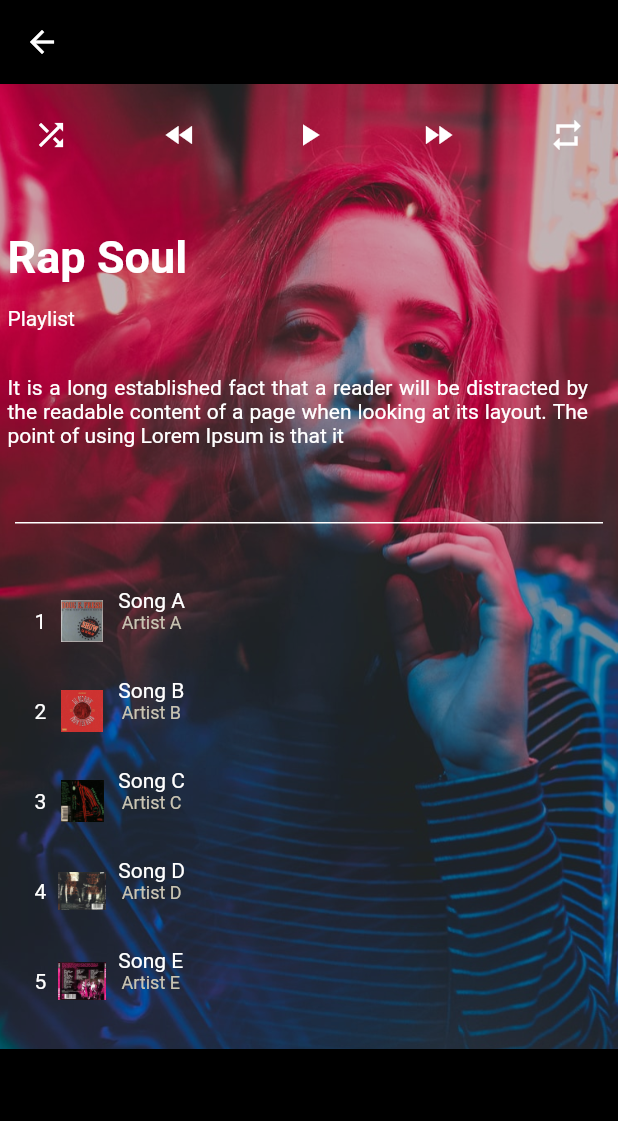
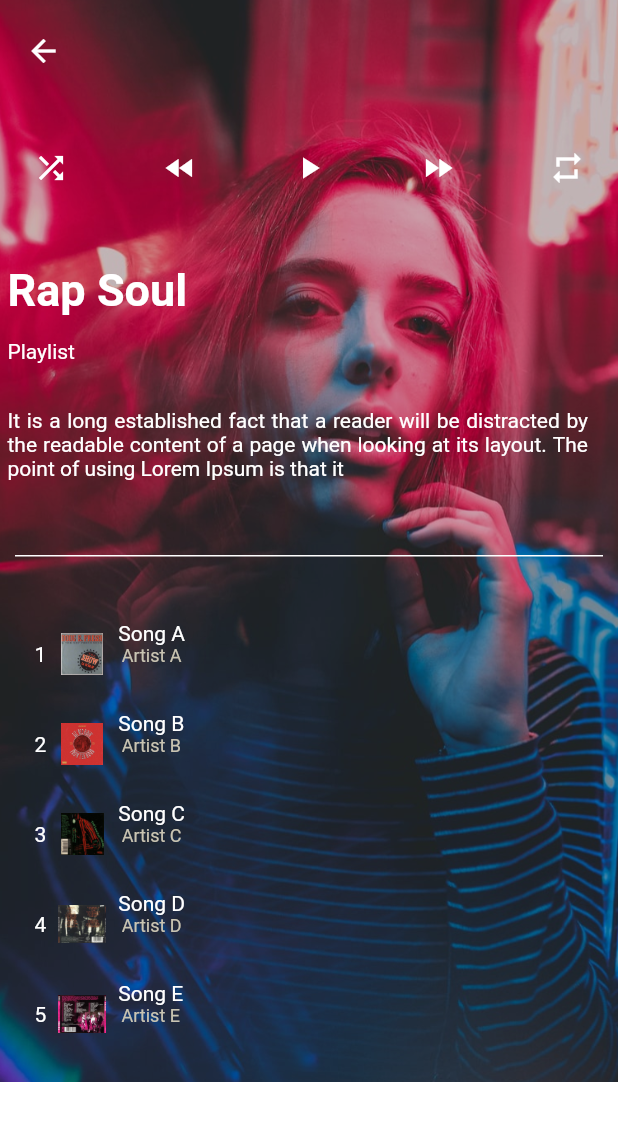
Before and after one commit to samarthasthan/MIC-Music-APP, a Flutter app: the SubTopics screen opened directly, after a tap on "Rap Gangz", on a phone screen of 412 x 824 dp. Shown: the top 1121 px of the screen. Run offline on Flutter 3.47's test engine with Material 2 defaults, Android fonts, the phone set to English and light mode, and no system bars.

Commit message:
My Commit

```diff
--- a/lib/models/ExploreChartsModel.dart
+++ b/lib/models/ExploreChartsModel.dart
@@ -21,3 +21,12 @@ final chart_assets = [
   'images/ch4.jpeg',
   'images/ch5.jpeg',
   ];
+
+final topic_genres = [
+  'Pop',
+  'Rap',
+  'Jazz',
+  'RnB',
+  'Dance',
+  'Ballad'
+  ];
--- a/lib/views/SubTopics.dart
+++ b/lib/views/SubTopics.dart
@@ -15,11 +15,19 @@ class SubTopics extends StatefulWidget {
 
 class _SubTopics extends State<SubTopics> {
 
+  int _selectedPageIndex = 0;
+
+  void _selectPage(int index) {
+    setState(() {
+      _selectedPageIndex = index;
+    });
+  }
+
   @override
   Widget build(BuildContext context) {
     return Scaffold(
       backgroundColor: Colors.black,
-      appBar: AppBar( backgroundColor: Colors.black,
+      appBar: AppBar( backgroundColor: const Color(0x0020242f),
         title: const Text('Sub Topic'),
       ),
       body:  Center(
@@ -48,6 +56,32 @@ class _SubTopics extends State<SubTopics> {
                 );
             }))
       ),
+      bottomNavigationBar: BottomNavigationBar(
+        type: BottomNavigationBarType.fixed, // Fixed
+        backgroundColor: const Color(0xFF0E0B1F),
+        selectedItemColor: const Color(0xFFCBFB5E),
+        unselectedItemColor: const Color(0xFF71737B),
+        onTap: _selectPage,
+        currentIndex: _selectedPageIndex,
+        items: const [
+          BottomNavigationBarItem(
+            icon: Icon(Icons.home_outlined),
+            label: 'Categories',
+          ),
+          BottomNavigationBarItem(
+            icon: Icon(Icons.place_outlined),
+            label: 'Explore',
+          ),
+          BottomNavigationBarItem(
+            icon: Icon(Icons.radio_outlined),
+            label: 'Radio',
+          ),
+          BottomNavigationBarItem(
+            icon: Icon(Icons.person_outline),
+            label: 'Account',
+          ),
+        ],
+      ),
     );
   }
 }
--- a/lib/views/TopicPlaylist.dart
+++ b/lib/views/TopicPlaylist.dart
@@ -14,18 +14,32 @@ class TopicPlaylist extends StatefulWidget {
 
 class _TopicPlaylist extends State<TopicPlaylist> {
 
+  _getRequests()async{
+
+  }
+
   @override
   Widget build(BuildContext context) {
     return Scaffold(
-      backgroundColor: Colors.black,
-      appBar: AppBar(elevation: 0.0, backgroundColor: Colors.transparent,),
+      backgroundColor: const Color(0x0020242f),
+      //appBar: AppBar(elevation: 0.0, backgroundColor: Colors.transparent,),
 
-      body: SingleChildScrollView(
-        child: DecoratedBox(decoration: const BoxDecoration(
+      body: SafeArea(
+        child: Stack(
+          children: [
+            //AppBar(elevation: 0.0, backgroundColor: Colors.transparent,),
+            SingleChildScrollView(
+              child: DecoratedBox(
+                decoration: const BoxDecoration(
                 image: DecorationImage(image: AssetImage('images/playlist_background.png'), fit: BoxFit.cover)
               ),
               child: Column( crossAxisAlignment: CrossAxisAlignment.start,
                 children: [
+                  Padding(
+              padding: const EdgeInsets.fromLTRB(5, 10, 0, 20),
+              child: IconButton(onPressed: ()=>
+                    Navigator.pop(context), icon: const Icon(Icons.arrow_back, color: Colors.white, size: 24,)),
+            ),
                   Padding(
                     padding: const EdgeInsets.all(10.0),
                     child: Row( mainAxisAlignment: MainAxisAlignment.spaceBetween,
@@ -85,6 +99,9 @@ class _TopicPlaylist extends State<TopicPlaylist> {
                 ],
               ),
               ),
+            ),
+          ],
+        ),
       )
 
 
```
Also changed, not shown: lib/views/Explore.dart (+55 -5 lines), images/topic1.png, images/topic2.jpeg (added), images/topic2.png (deleted), images/topic3.jpg (added), images/topic3.png (deleted), images/topic4.jpeg (added), images/topic4.png (deleted), images/topic5.jpg (added), images/topic5.png (deleted), images/topic6.jpeg (added), images/topic6.png (deleted). Lines whose indentation alone changed are shown as unchanged.
